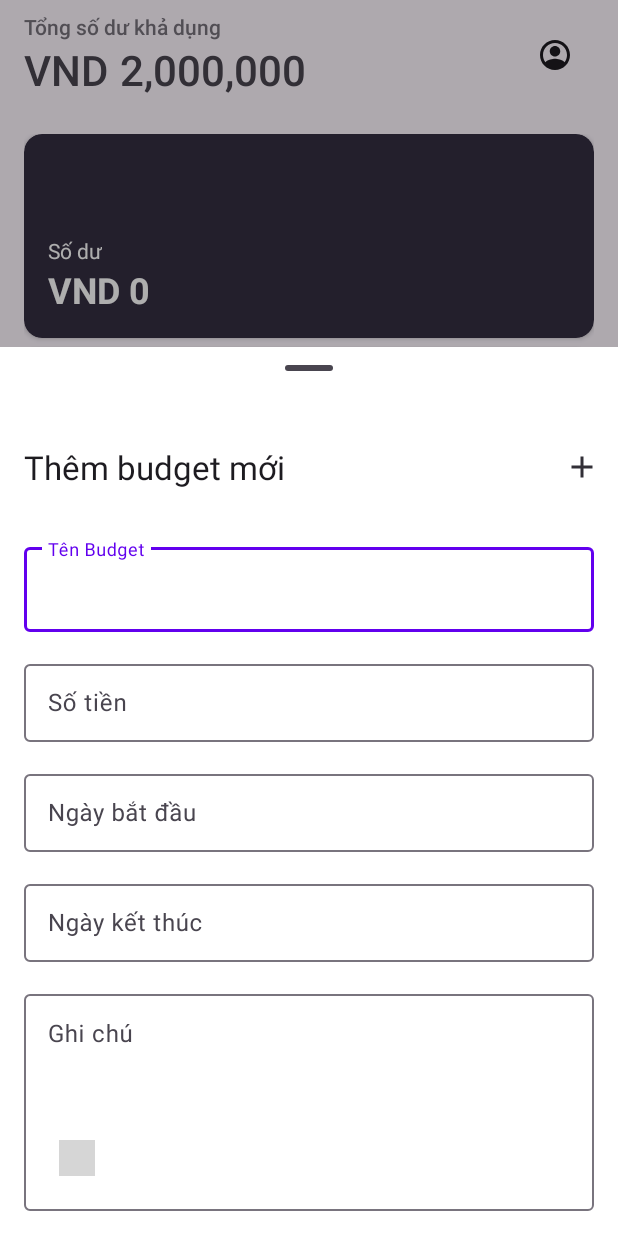
After one commit to khanhworktime/financityFeedMyWallet, an Android app: the fragment BudgetBottomSheet placed in its activity, on a phone screen of 412 x 824 dp. The commit adds this screen. Run offline under Robolectric (Android 15) with nearby library versions, the phone set to English and light mode, and no system bars; grey boxes are pictures that could not be loaded.

Commit message:
Add new budget fragment

```diff
--- a/app/src/main/java/com/financity/feedmywallet/App.java
+++ b/app/src/main/java/com/financity/feedmywallet/App.java
@@ -7,6 +7,7 @@ import androidx.fragment.app.FragmentTransaction;
 import android.os.Bundle;
 
 import com.financity.feedmywallet.WalletCard.Wallet;
+import com.financity.feedmywallet.budget.Budget;
 import com.financity.feedmywallet.fragment.EmptyBudgetFragment;
 import com.financity.feedmywallet.fragment.HomepageFragment;
 import com.google.android.material.navigation.NavigationBarView;
@@ -23,7 +24,7 @@ public class App extends AppCompatActivity {
     @Override
     protected void onCreate(Bundle savedInstanceState) {
         super.onCreate(savedInstanceState);
-        setContentView(R.layout.activity_homepage);
+        setContentView(R.layout.activity_app);
         HomepageFragment homepageFragment = new HomepageFragment();
         EmptyBudgetFragment emptyBudgetFragment = new EmptyBudgetFragment();
 
@@ -33,6 +34,7 @@ public class App extends AppCompatActivity {
         ft.get().add(R.id.pageFrame, homepageFragment)
                 .setTransition(FragmentTransaction.TRANSIT_FRAGMENT_FADE);
         ft.get().commit();
+
         navigationBar = findViewById(R.id.navigationBar);
         navigationBar.setOnItemSelectedListener(item -> {
             switch (item.getItemId()) {
--- a/app/src/main/java/com/financity/feedmywallet/Budget.java
+++ b/app/src/main/java/com/financity/feedmywallet/budget/Budget.java
@@ -1,4 +1,4 @@
-package com.financity.feedmywallet;
+package com.financity.feedmywallet.budget;
 
 import com.financity.feedmywallet.WalletCard.Wallet;
 
@@ -8,31 +8,30 @@ import java.util.Date;
 public class Budget {
     int total;
     String name;
-    ArrayList<String> groups;
     String note;
     boolean isStarted;
     Wallet wallet;
-    Date startDate;
-    String currency;
+    Date startDate, endDate;
 
-    public Budget(String currency,int total, String name, ArrayList<String> groups, String note, boolean isStarted, Wallet wallet, Date startDate) {
+    public Budget(int total, String name, String note, boolean isStarted, Wallet wallet, Date startDate, Date endDate) {
         this.total = total;
         this.name = name;
-        this.groups = groups;
         this.note = note;
         this.isStarted = isStarted;
         this.wallet = wallet;
         this.startDate = startDate;
-        this.currency = currency;
+        this.endDate = endDate;
     }
 
-    public String getCurrency() {
-        return currency;
+    public Date getEndDate() {
+        return endDate;
     }
 
-    public void setCurrency(String currency) {
-        this.currency = currency;
+    public void setEndDate(Date endDate) {
+        this.endDate = endDate;
     }
+
+
 
     public int getTotal() {
         return total;
@@ -48,14 +47,6 @@ public class Budget {
 
     public void setName(String name) {
         this.name = name;
-    }
-
-    public ArrayList<String> getGroups() {
-        return groups;
-    }
-
-    public void setGroups(ArrayList<String> groups) {
-        this.groups = groups;
     }
 
     public String getNote() {
--- /dev/null
+++ b/app/src/main/java/com/financity/feedmywallet/budget/BudgetBottomSheet.java
@@ -0,0 +1,57 @@
+package com.financity.feedmywallet.budget;
+
+import static com.financity.feedmywallet.App.budgets;
+import static com.financity.feedmywallet.App.wallet;
+
+import android.annotation.SuppressLint;
+import android.os.Bundle;
+import android.view.LayoutInflater;
+import android.view.View;
+import android.view.ViewGroup;
+
+import androidx.annotation.NonNull;
+import androidx.annotation.Nullable;
+
+import com.financity.feedmywallet.R;
+import com.google.android.material.appbar.MaterialToolbar;
+import com.google.android.material.bottomsheet.BottomSheetDialogFragment;
+import com.google.android.material.textfield.TextInputEditText;
+
+import java.util.Date;
+
+public class BudgetBottomSheet extends BottomSheetDialogFragment {
+
+
+    public BudgetBottomSheet() {
+    }
+
+    @Override
+    public void onCreate(@Nullable Bundle savedInstanceState) {
+        super.onCreate(savedInstanceState);
+    }
+
+    @SuppressLint("NonConstantResourceId")
+    @Nullable
+    @Override
+    public View onCreateView(@NonNull LayoutInflater inflater, @Nullable ViewGroup container, @Nullable Bundle savedInstanceState) {
+        View view = inflater.inflate(R.layout.bottom_sheet_add_new_budget, container, false);
+
+        TextInputEditText inpBudgetName = view.findViewById(R.id.inpBudgetName);
+        TextInputEditText inpBudgetAmount = view.findViewById(R.id.inpBudgetAmount);
+        TextInputEditText inpBudgetStartDate = view.findViewById(R.id.inpBudgetStartDate);
+        TextInputEditText inpBudgetEndDate = view.findViewById(R.id.inpBudgetEndDate);
+        TextInputEditText inpBudgetNote = view.findViewById(R.id.inpBudgetNote);
+
+        MaterialToolbar topAppBar = view.findViewById(R.id.topAppBar);
+
+        topAppBar.setOnMenuItemClickListener(item -> {
+            if (item.getItemId() == R.id.mItemAddBudget) {
+//                budgets.add(new Budget(inpBudgetAmount, inpBudgetName.toString(), inpBudgetNote.toString(), false, wallet, Date.parse(inpBudgetStartDate.toString())))
+                return true;
+            }
+            return false;
+        });
+
+        return view;
+    }
+}
--- a/app/src/main/java/com/financity/feedmywallet/fragment/EmptyBudgetFragment.java
+++ b/app/src/main/java/com/financity/feedmywallet/fragment/EmptyBudgetFragment.java
@@ -3,12 +3,16 @@ package com.financity.feedmywallet.fragment;
 import android.os.Bundle;
 
 import androidx.fragment.app.Fragment;
+import androidx.fragment.app.FragmentManager;
 
 import android.view.LayoutInflater;
 import android.view.View;
 import android.view.ViewGroup;
 
 import com.financity.feedmywallet.R;
+import com.financity.feedmywallet.budget.BudgetBottomSheet;
+import com.google.android.material.floatingactionbutton.ExtendedFloatingActionButton;
+import com.google.android.material.floatingactionbutton.FloatingActionButton;
 
 /**
  * A simple {@link Fragment} subclass.
@@ -61,6 +65,13 @@ public class EmptyBudgetFragment extends Fragment {
     public View onCreateView(LayoutInflater inflater, ViewGroup container,
                              Bundle savedInstanceState) {
         // Inflate the layout for this fragment
-        return inflater.inflate(R.layout.fragment_empty_budget, container, false);
+        View view = inflater.inflate(R.layout.fragment_empty_budget, container, false);
+        ExtendedFloatingActionButton efabAddBudget = view.findViewById(R.id.efabAddBudget);
+
+        efabAddBudget.setOnClickListener(v -> {
+            BudgetBottomSheet addBudgetBottomSheet = new BudgetBottomSheet();
+            addBudgetBottomSheet.show(getParentFragmentManager(), addBudgetBottomSheet.getTag());
+        });
+        return view;
     }
 }
--- /dev/null
+++ b/app/src/main/res/drawable/ic_baseline_arrow_back_24.xml
@@ -0,0 +1,5 @@
+<vector android:autoMirrored="true" android:height="24dp"
+    android:tint="#322F37" android:viewportHeight="24"
+    android:viewportWidth="24" android:width="24dp" xmlns:android="http://schemas.android.com/apk/res/android">
+    <path android:fillColor="@android:color/white" android:pathData="M20,11H7.83l5.59,-5.59L12,4l-8,8 8,8 1.41,-1.41L7.83,13H20v-2z"/>
+</vector>
--- a/app/src/main/res/layout/activity_homepage.xml
+++ b/app/src/main/res/layout/activity_app.xml
@@ -28,4 +28,5 @@
 
     </FrameLayout>
 
+
 </androidx.constraintlayout.widget.ConstraintLayout>
--- /dev/null
+++ b/app/src/main/res/layout/bottom_sheet_add_new_budget.xml
@@ -0,0 +1,146 @@
+<?xml version="1.0" encoding="utf-8"?>
+<androidx.constraintlayout.widget.ConstraintLayout xmlns:android="http://schemas.android.com/apk/res/android"
+    xmlns:app="http://schemas.android.com/apk/res-auto"
+    xmlns:tools="http://schemas.android.com/tools"
+    android:id="@+id/addBudgetBottomSheet"
+    style="@style/Widget.Material3.BottomSheet"
+    android:layout_width="match_parent"
+    android:layout_height="wrap_content"
+    android:background="@color/white"
+    android:elevation="3dp"
+    app:behavior_hideable="true"
+    app:layout_behavior="com.google.android.material.bottomsheet.BottomSheetBehavior"
+    app:shapeAppearance="?attr/shapeAppearanceLargeComponent">
+
+    <com.google.android.material.bottomsheet.BottomSheetDragHandleView
+        android:id="@+id/drag_handle"
+        android:layout_width="match_parent"
+        android:layout_height="wrap_content"
+        app:layout_constraintEnd_toEndOf="parent"
+        app:layout_constraintStart_toStartOf="parent"
+        app:layout_constraintTop_toTopOf="parent" />
+
+    <com.google.android.material.appbar.AppBarLayout
+        android:id="@+id/appBarLayout"
+        android:layout_width="match_parent"
+        android:layout_height="wrap_content"
+        android:backgroundTint="@color/white"
+        app:layout_constraintEnd_toEndOf="parent"
+        app:layout_constraintStart_toStartOf="parent"
+        app:layout_constraintTop_toBottomOf="@+id/drag_handle">
+
+        <com.google.android.material.appbar.MaterialToolbar
+            android:id="@+id/topAppBar"
+            android:layout_width="match_parent"
+            android:layout_height="?attr/actionBarSize"
+            app:menu="@menu/add_budget_menu"
+            app:srcCompat="@drawable/ic_baseline_add_24"
+            app:title="Thêm budget mới" />
+
+    </com.google.android.material.appbar.AppBarLayout>
+
+    <com.google.android.material.textfield.TextInputLayout
+        android:id="@+id/textField"
+        android:layout_width="match_parent"
+        android:layout_height="wrap_content"
+        android:layout_marginStart="16dp"
+        android:layout_marginTop="16dp"
+        android:layout_marginEnd="16dp"
+        android:hint="@string/tenBudget"
+        app:layout_constraintEnd_toEndOf="@+id/appBarLayout"
+        app:layout_constraintStart_toStartOf="@+id/appBarLayout"
+        app:layout_constraintTop_toBottomOf="@+id/appBarLayout">
+
+        <com.google.android.material.textfield.TextInputEditText
+            android:id="@+id/inpBudgetName"
+            android:layout_width="match_parent"
+            android:layout_height="wrap_content"
+            android:layout_marginTop="80dp"
+            android:textColorHint="#546E7A"
+            tools:ignore="DuplicateSpeakableTextCheck,TextContrastCheck" />
+    </com.google.android.material.textfield.TextInputLayout>
+
+    <com.google.android.material.textfield.TextInputLayout
+        android:id="@+id/textField1"
+        android:layout_width="0dp"
+        android:layout_height="57dp"
+        android:layout_marginTop="16dp"
+        android:hint="@string/sotien"
+        app:layout_constraintEnd_toEndOf="@+id/textField"
+        app:layout_constraintStart_toStartOf="@+id/textField"
+        app:layout_constraintTop_toBottomOf="@+id/textField">
+
+        <com.google.android.material.textfield.TextInputEditText
+            android:id="@+id/inpBudgetAmount"
+            android:layout_width="match_parent"
+            android:layout_height="wrap_content"
+            android:layout_marginTop="80dp"
+            android:inputType="number|numberDecimal"
+            android:textColorHint="#546E7A"
+            tools:ignore="TextContrastCheck" />
+    </com.google.android.material.textfield.TextInputLayout>
+
+    <com.google.android.material.textfield.TextInputLayout
+        android:id="@+id/textField2"
+        android:layout_width="0dp"
+        android:layout_height="57dp"
+        android:layout_marginTop="16dp"
+        android:hint="@string/ngayBD"
+        app:layout_constraintEnd_toEndOf="@+id/textField"
+        app:layout_constraintStart_toStartOf="@+id/textField"
+        app:layout_constraintTop_toBottomOf="@+id/textField1">
+
+        <com.google.android.material.textfield.TextInputEditText
+            android:id="@+id/inpBudgetStartDate"
+            android:layout_width="match_parent"
+            android:layout_height="wrap_content"
+            android:layout_marginTop="80dp"
+            android:textColorHint="#546E7A"
+            tools:ignore="TextContrastCheck" />
+    </com.google.android.material.textfield.TextInputLayout>
+
+    <com.google.android.material.textfield.TextInputLayout
+        android:id="@+id/textField3"
+        android:layout_width="0dp"
+        android:layout_height="57dp"
+        android:layout_marginTop="16dp"
+        android:hint="@string/ngayKT"
+        app:layout_constraintEnd_toEndOf="@+id/textField"
+        app:layout_constraintStart_toStartOf="@+id/textField"
+        app:layout_constraintTop_toBottomOf="@+id/textField2">
+
+        <com.google.android.material.textfield.TextInputEditText
+            android:id="@+id/inpBudgetEndDate"
+            android:layout_width="match_parent"
+            android:layout_height="wrap_content"
+            android:layout_marginTop="80dp"
+            android:textColorHint="#546E7A"
+            tools:ignore="TextContrastCheck" />
+    </com.google.android.material.textfield.TextInputLayout>
+
+    <com.google.android.material.textfield.TextInputLayout
+        android:id="@+id/textField4"
+        android:layout_width="0dp"
+        android:layout_height="150dp"
+        android:layout_marginTop="16dp"
+        android:layout_marginBottom="24dp"
+        android:hint="@string/ghichu"
+        android:minHeight="150dp"
+        app:layout_constraintBottom_toBottomOf="parent"
+        app:layout_constraintEnd_toEndOf="@+id/textField"
+        app:layout_constraintStart_toStartOf="@+id/textField"
+        app:layout_constraintTop_toBottomOf="@+id/textField3"
+        app:layout_constraintVertical_bias="1.0">
+
+        <com.google.android.material.textfield.TextInputEditText
+            android:id="@+id/inpBudgetNote"
+            android:layout_width="match_parent"
+            android:layout_height="match_parent"
+            android:layout_marginTop="80dp"
+            android:gravity="top"
+            android:textColorHint="#546E7A"
+            tools:ignore="TextContrastCheck" />
+    </com.google.android.material.textfield.TextInputLayout>
+
+
+</androidx.constraintlayout.widget.ConstraintLayout>
--- a/app/src/main/res/layout/fragment_empty_budget.xml
+++ b/app/src/main/res/layout/fragment_empty_budget.xml
@@ -31,7 +31,7 @@
         app:layout_constraintTop_toBottomOf="@+id/imageView2" />
 
     <com.google.android.material.floatingactionbutton.ExtendedFloatingActionButton
-        android:id="@+id/extended_fab"
+        android:id="@+id/efabAddBudget"
         android:layout_width="wrap_content"
         android:layout_height="wrap_content"
         android:layout_gravity="bottom|end"
--- a/app/src/main/res/layout/fragment_homepage.xml
+++ b/app/src/main/res/layout/fragment_homepage.xml
@@ -80,7 +80,7 @@
         android:layout_width="0dp"
         android:layout_height="wrap_content"
         android:layout_marginTop="16dp"
-        android:backgroundTint="@color/dark_card"
+        android:backgroundTint="@color/secondary_card"
         android:checkable="true"
         android:clickable="true"
         android:focusable="true"
@@ -151,7 +151,7 @@
         android:layout_width="0dp"
         android:layout_height="wrap_content"
         android:layout_marginTop="16dp"
-        android:backgroundTint="@color/dark_card"
+        android:backgroundTint="@color/secondary_card"
         android:checkable="true"
         android:clickable="true"
         android:focusable="true"
@@ -241,7 +241,7 @@
         android:layout_width="0dp"
         android:layout_height="wrap_content"
         android:layout_marginTop="16dp"
-        android:backgroundTint="@color/dark_card"
+        android:backgroundTint="@color/secondary_card"
         android:checkable="true"
         android:clickable="true"
         android:focusable="true"
--- /dev/null
+++ b/app/src/main/res/menu/add_budget_menu.xml
@@ -0,0 +1,12 @@
+<?xml version="1.0" encoding="utf-8"?>
+<menu xmlns:android="http://schemas.android.com/apk/res/android"
+    xmlns:app="http://schemas.android.com/apk/res-auto">
+
+    <item
+        android:id="@+id/mItemAddBudget"
+        android:enabled="true"
+        android:icon="@drawable/ic_baseline_add_24"
+        android:contentDescription="@string/budget"
+        android:title="@string/th_m"
+        app:showAsAction="ifRoom"/>
+</menu>
--- a/app/src/main/res/values/colors.xml
+++ b/app/src/main/res/values/colors.xml
@@ -10,4 +10,5 @@
     <color name="statusBarColor">#000000FF</color>
     <color name="navigationBarColor">#000000FF</color>
     <color name="dark_card">#332D41</color>
+    <color name="secondary_card">#4A4458</color>
 </resources>
--- a/app/src/main/res/values/strings.xml
+++ b/app/src/main/res/values/strings.xml
@@ -41,5 +41,14 @@
     <string name="vi_t_nam_ng_vnd">Việt Nam Đồng VND</string>
     <string name="dollar_m_usd">Dollar Mỹ USD</string>
     <string name="y_n_nh_t">Yên Nhật</string>
+    <string name="th_m">Thêm</string>
+    <string name="label">textView</string>
+    <string name="sotien">Số tiền</string>
+    <string name="tenBudget">Tên Budget</string>
+    <string name="luongBudget">Số tiền</string>
+    <string name="ch_n_n_v_ti_n_t">Chọn đơn vị tiền tệ</string>
+    <string name="ngayBD">Ngày bắt đầu</string>
+    <string name="ngayKT">Ngày kết thúc</string>
+    <string name="ghichu">Ghi chú</string>
 
 </resources>
```
